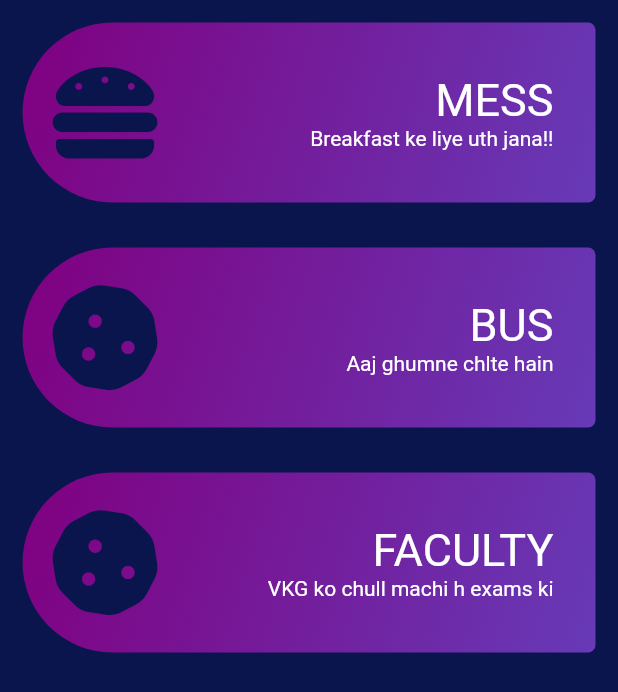
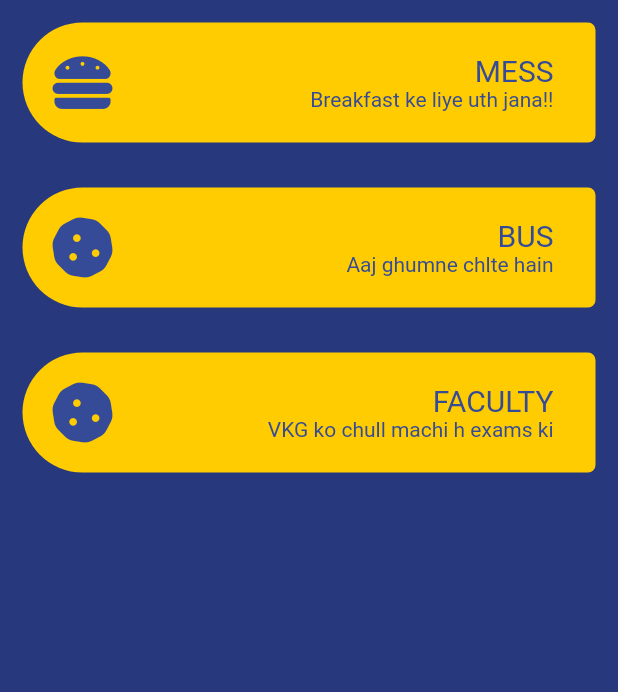
Before and after one commit to manishpandeyvp/dashboard, a Flutter app: the screen it shows after launch, on a phone screen of 412 x 824 dp. Shown: the top 692 px of the screen. Run offline on Flutter 3.47's test engine with Material 2 defaults, Android fonts, the phone set to English and light mode, and no system bars; our stand-ins replace font_awesome_flutter; missing offline and left inert: ff_navigation_bar, slimy_card; Roboto replaces fonts that are missing (Poppins).

Commit message:
Third Commit

```diff
--- a/lib/all_constants.dart
+++ b/lib/all_constants.dart
@@ -3,16 +3,18 @@ import 'package:flutter/material.dart';
 
 //const kBackgroundColor = Color(0xFF24252A);
 
-const kTextColor = Colors.white;
+const kTextColor = Color(0xFF354B98);
 
-//const kCardColor = Color(0xFFFFCC01);
+const kCardColor = Color(0xFFFFCC01);
 
-var kBackgroundColor = Color(0xFF0A154D);
+var kBackgroundColor = Color(0xFF28387D);
 
-var kCardColor = Color(0xFF800080);
+//var kCardColor = Color(0xFF354B98);
 
-var kIconColor = Color(0xFF0A154D);
+var kIconColor = Color(0xFF28387D);
 
-const kFABColor = Colors.white;
+const kFABColor = Color(0xFFF74A59);
 
-//
+//0A154D
+
+//800080
--- a/lib/new_card_child.dart
+++ b/lib/new_card_child.dart
@@ -11,18 +11,18 @@ class newCardChild extends StatelessWidget {
   @override
   Widget build(BuildContext context) {
     return Container(
-      height: 120.0,
+      height: 80.0,
       decoration: BoxDecoration(
           color: kCardColor,
-          gradient: LinearGradient(
-            begin: Alignment.topLeft,
-            end: Alignment.bottomRight,
-            colors: [kCardColor, Colors.deepPurple],
-            tileMode: TileMode.repeated,
-          ),
+//          gradient: LinearGradient(
+//            begin: Alignment.topLeft,
+//            end: Alignment.bottomRight,
+//            colors: [kCardColor, Colors.white30],
+//            tileMode: TileMode.repeated,
+//          ),
           borderRadius: BorderRadius.only(
-            topLeft: Radius.circular(60.0),
-            bottomLeft: Radius.circular(60.0),
+            topLeft: Radius.circular(40.0),
+            bottomLeft: Radius.circular(40.0),
             topRight: Radius.circular(5.0),
             bottomRight: Radius.circular(5.0),
           )),
@@ -33,8 +33,8 @@ class newCardChild extends StatelessWidget {
             padding: const EdgeInsets.only(left: 20.0, right: 20.0),
             child: FaIcon(
               icon,
-              size: 70.0,
-              color: kIconColor,
+              size: 40.0,
+              color: Color(0xFF354B98),
             ),
           ),
           Expanded(
@@ -46,7 +46,7 @@ class newCardChild extends StatelessWidget {
                 children: <Widget>[
                   Text(
                     text,
-                    style: TextStyle(fontSize: 30.0, color: kTextColor),
+                    style: TextStyle(fontSize: 20.0, color: kTextColor),
                   ),
                   Text(
                     desc,
```
Also changed, not shown: lib/Faculty_data.dart (+5 -5 lines), lib/bus_card.dart (+5 -5 lines), lib/input_Page1.dart (+7 -2 lines), lib/just_try.dart (added, +159 -0 lines), lib/result_page_today.dart (+23 -1 lines), lib/faculty_card.dart (added).
